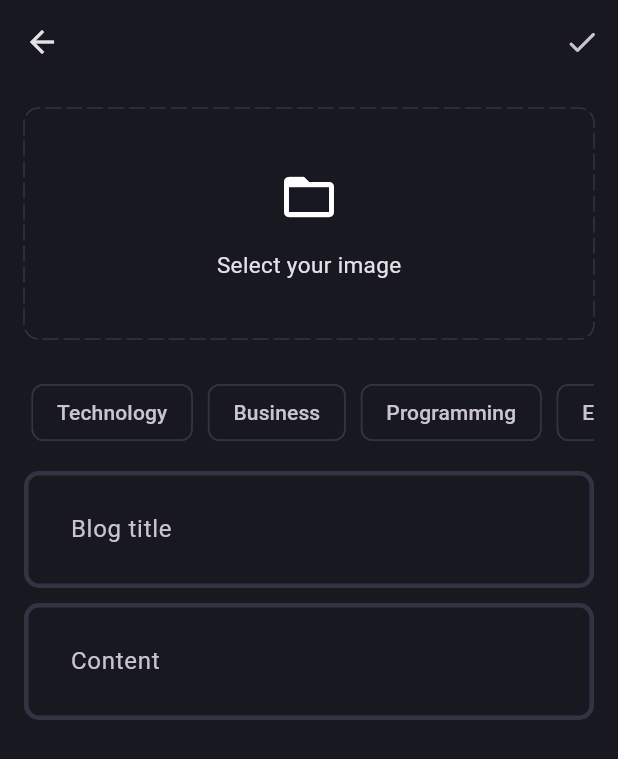
After one commit to bojiequintana/clean_architecture_app, a Flutter app: the AddNewBlogPage screen opened directly, on a phone screen of 412 x 824 dp. The commit adds this screen. Shown: the top 759 px of the screen. Run offline on Flutter 3.47's test engine with Material 3 defaults, Android fonts, the phone set to English and light mode, and no system bars; drawn by our look-alikes of dotted_border; our stand-ins replace flutter_bloc, fpdart, get_it, supabase_flutter; accounts and stored records are empty.

Commit message:
add new blog page ui

```diff
--- a/lib/core/theme/app_pallete.dart
+++ b/lib/core/theme/app_pallete.dart
@@ -1,7 +1,7 @@
 import 'package:flutter/material.dart';
 
 class AppPallete {
-  static const Color backgroundColor = Color.fromRGBO(242, 242, 245, 1);
+  static const Color backgroundColor = Color.fromRGBO(24, 24, 32, 1);
   static const Color gadient1 = Color.fromRGBO(187, 63, 221, 1);
   static const Color gradient2 = Color.fromRGBO(251, 109, 169, 1);
   static const Color gradient3 = Color.fromRGBO(255, 159, 124, 1);
--- a/lib/core/theme/theme.dart
+++ b/lib/core/theme/theme.dart
@@ -6,10 +6,14 @@ class AppTheme {
       borderRadius: BorderRadius.circular(10),
       borderSide: BorderSide(color: color, width: 3));
 
-  static final darkThemeMode = ThemeData.light().copyWith(
+  static final darkThemeMode = ThemeData.dark().copyWith(
       scaffoldBackgroundColor: AppPallete.backgroundColor,
       bottomNavigationBarTheme: const BottomNavigationBarThemeData(
           backgroundColor: AppPallete.backgroundColor),
+      chipTheme: const ChipThemeData(
+        color: WidgetStatePropertyAll(AppPallete.backgroundColor),
+        side: BorderSide.none,
+      ),
       appBarTheme:
           const AppBarTheme(backgroundColor: AppPallete.backgroundColor),
       inputDecorationTheme: InputDecorationTheme(
--- /dev/null
+++ b/lib/features/blog/data/datasources/blog_remote_data_source.dart
@@ -0,0 +1,39 @@
+import 'dart:io';
+
+import 'package:lending_app/core/error/exceptions.dart';
+import 'package:lending_app/features/blog/data/model/blog_model.dart';
+import 'package:supabase_flutter/supabase_flutter.dart';
+
+abstract interface class BlogRemoteDataSource {
+  Future<BlogModel> uploadBlog(BlogModel model);
+  Future<String> uploadBlogImage(
+      {required File image, required BlogModel blog});
+}
+
+class BlogRemoteDataSourceImpl implements BlogRemoteDataSource {
+  final SupabaseClient supabaseClient;
+
+  BlogRemoteDataSourceImpl(this.supabaseClient);
+
+  @override
+  Future<BlogModel> uploadBlog(BlogModel blog) async {
+    try {
+      final blogData =
+          await supabaseClient.from('blogs').insert(blog.toJson()).select();
+      return BlogModel.fromJson(blogData.first);
+    } catch (e) {
+      throw ServerException(e.toString());
+    }
+  }
+
+  @override
+  Future<String> uploadBlogImage(
+      {required File image, required BlogModel blog}) async {
+    try {
+      await supabaseClient.storage.from('blog_images').upload(blog.id, image);
+      return supabaseClient.storage.from('blog_images').getPublicUrl(blog.id);
+    } catch (e) {
+      throw ServerException(e.toString());
+    }
+  }
+}
--- /dev/null
+++ b/lib/features/blog/data/model/blog_model.dart
@@ -0,0 +1,56 @@
+import 'package:lending_app/features/blog/domain/entities/blog.dart';
+
+class BlogModel extends Blog {
+  BlogModel(
+      {required super.id,
+      required super.posterId,
+      required super.title,
+      required super.content,
+      required super.imageUrl,
+      required super.topics,
+      required super.updatedAt});
+
+  Map<String, dynamic> toJson() {
+    return <String, dynamic>{
+      'id': id,
+      'poster_id': posterId,
+      'title': title,
+      'content': content,
+      'image_url': imageUrl,
+      'topics': topics,
+      'updated_at': updatedAt.toIso8601String(),
+    };
+  }
+
+  factory BlogModel.fromJson(Map<String, dynamic> map) {
+    return BlogModel(
+      id: map['id'] as String,
+      posterId: ['poster_id'] as String,
+      title: map['title'] as String,
+      content: map['content'] as String,
+      imageUrl: ['image_url'] as String,
+      topics: List<String>.from((map['topics'] ?? [])),
+      updatedAt: DateTime.parse(map['updated_at']),
+    );
+  }
+
+  BlogModel copyWith({
+    String? id,
+    String? posterId,
+    String? title,
+    String? content,
+    String? imageUrl,
+    List<String>? topics,
+    DateTime? updatedAt,
+  }) {
+    return BlogModel(
+      id: id ?? this.id,
+      posterId: posterId ?? this.posterId,
+      title: title ?? this.title,
+      content: content ?? this.content,
+      imageUrl: imageUrl ?? this.imageUrl,
+      topics: topics ?? this.topics,
+      updatedAt: updatedAt ?? this.updatedAt,
+    );
+  }
+}
--- /dev/null
+++ b/lib/features/blog/data/repositories/blog_repository_impl.dart
@@ -0,0 +1,43 @@
+import 'dart:io';
+
+import 'package:fpdart/fpdart.dart';
+import 'package:lending_app/core/error/exceptions.dart';
+import 'package:lending_app/core/error/failure.dart';
+import 'package:lending_app/features/blog/data/datasources/blog_remote_data_source.dart';
+import 'package:lending_app/features/blog/data/model/blog_model.dart';
+import 'package:lending_app/features/blog/domain/entities/blog.dart';
+import 'package:lending_app/features/blog/domain/repositories/blog_repository.dart';
+import 'package:uuid/uuid.dart';
+
+class BlogRepositoryImpl implements BlogRepository {
+  final BlogRemoteDataSource blogRemoteDataSource;
+
+  BlogRepositoryImpl(this.blogRemoteDataSource);
+  @override
+  Future<Either<Failure, Blog>> uploadBlog(
+      {required File image,
+      required String title,
+      required String content,
+      required String posterId,
+      required List<String> topics}) async {
+    try {
+      BlogModel blogModel = BlogModel(
+          id: const Uuid().v1(),
+          posterId: posterId,
+          title: title,
+          content: content,
+          imageUrl: 'imageUrl',
+          topics: topics,
+          updatedAt: DateTime.now());
+
+      final imageUrl = await blogRemoteDataSource.uploadBlogImage(
+          image: image, blog: blogModel);
+      blogModel = blogModel.copyWith(imageUrl: imageUrl);
+
+      await blogRemoteDataSource.uploadBlog(blogModel);
+      return right(blogModel);
+    } on ServerException catch (e) {
+      return Left(Failure(e.message));
+    }
+  }
+}
--- /dev/null
+++ b/lib/features/blog/domain/entities/blog.dart
@@ -0,0 +1,51 @@
+// ignore_for_file: public_member_api_docs, sort_constructors_first
+class Blog {
+  final String id;
+  final String posterId;
+  final String title;
+  final String content;
+  final String imageUrl;
+  final List<String> topics;
+  final DateTime updatedAt;
+
+  Blog(
+      {required this.id,
+      required this.posterId,
+      required this.title,
+      required this.content,
+      required this.imageUrl,
+      required this.topics,
+      required this.updatedAt});
+
+  Map<String, dynamic> toMap() {
+    return <String, dynamic>{
+      'id': id,
+      'posterId': posterId,
+      'title': title,
+      'content': content,
+      'iamgeUrl': imageUrl,
+      'topics': topics,
+      'updatedAt': updatedAt.millisecondsSinceEpoch,
+    };
+  }
+
+  Blog copyWith({
+    String? id,
+    String? posterId,
+    String? title,
+    String? content,
+    String? imageUrl,
+    List<String>? topics,
+    DateTime? updatedAt,
+  }) {
+    return Blog(
+      id: id ?? this.id,
+      posterId: posterId ?? this.posterId,
+      title: title ?? this.title,
+      content: content ?? this.content,
+      imageUrl: imageUrl ?? this.imageUrl,
+      topics: topics ?? this.topics,
+      updatedAt: updatedAt ?? this.updatedAt,
+    );
+  }
+}
--- /dev/null
+++ b/lib/features/blog/domain/repositories/blog_repository.dart
@@ -0,0 +1,15 @@
+import 'dart:io';
+
+import 'package:fpdart/fpdart.dart';
+import 'package:lending_app/core/error/failure.dart';
+import 'package:lending_app/features/blog/domain/entities/blog.dart';
+
+abstract interface class BlogRepository {
+  Future<Either<Failure, Blog>> uploadBlog({
+    required File image,
+    required String title,
+    required String content,
+    required String posterId,
+    required List<String> topics,
+  });
+}
--- /dev/null
+++ b/lib/features/blog/domain/usecases/upload_blog_usecase.dart
@@ -0,0 +1,37 @@
+import 'dart:io';
+
+import 'package:fpdart/fpdart.dart';
+import 'package:lending_app/core/error/failure.dart';
+import 'package:lending_app/core/usecase/usecase.dart';
+import 'package:lending_app/features/blog/domain/entities/blog.dart';
+import 'package:lending_app/features/blog/domain/repositories/blog_repository.dart';
+
+class UploadBlogUsecase implements Usecase<Blog, UploadBlogParams> {
+  final BlogRepository blogRepository;
+
+  UploadBlogUsecase(this.blogRepository);
+  @override
+  Future<Either<Failure, Blog>> call(UploadBlogParams params) async {
+    return await blogRepository.uploadBlog(
+        image: params.image,
+        title: params.title,
+        content: params.content,
+        posterId: params.postedId,
+        topics: params.topics);
+  }
+}
+
+class UploadBlogParams {
+  final String postedId;
+  final String title;
+  final String content;
+  final File image;
+  final List<String> topics;
+
+  UploadBlogParams(
+      {required this.postedId,
+      required this.title,
+      required this.content,
+      required this.image,
+      required this.topics});
+}
--- /dev/null
+++ b/lib/features/blog/presentation/bloc/blog_bloc.dart
@@ -0,0 +1,18 @@
+import 'dart:io';
+
+import 'package:flutter/material.dart';
+import 'package:flutter_bloc/flutter_bloc.dart';
+import 'package:lending_app/features/blog/domain/usecases/upload_blog_usecase.dart';
+
+part 'blog_event.dart';
+part 'blog_state.dart';
+
+class BlogBloc extends Bloc<BlogEvent, BlogState> {
+  final UploadBlogUsecase uploadBlogUsecase;
+  BlogBloc(this.uploadBlogUsecase) : super(BlogInitial()) {
+    on<BlogEvent>((event, emit) => emit(BlogLoading()));
+    on<BlogUpload>((event, emit) {});
+  }
+
+  void _onBlogUpload(BlogUpload event, Emitter<BlogState> emit) async {}
+}
--- /dev/null
+++ b/lib/features/blog/presentation/bloc/blog_event.dart
@@ -0,0 +1,19 @@
+part of 'blog_bloc.dart';
+
+@immutable
+sealed class BlogEvent {}
+
+final class BlogUpload extends BlogEvent {
+  final String posterId;
+  final String title;
+  final String content;
+  final File image;
+  final List<String> topics;
+
+  BlogUpload(
+      {required this.posterId,
+      required this.title,
+      required this.content,
+      required this.image,
+      required this.topics});
+}
--- /dev/null
+++ b/lib/features/blog/presentation/pages/add_new_blog_page.dart
@@ -0,0 +1,119 @@
+import 'package:dotted_border/dotted_border.dart';
+import 'package:flutter/material.dart';
+import 'package:lending_app/core/theme/app_pallete.dart';
+import 'package:lending_app/features/blog/presentation/widgets/blog_editor.dart';
+
+class AddNewBlogPage extends StatefulWidget {
+  static route() =>
+      MaterialPageRoute(builder: (context) => const AddNewBlogPage());
+  const AddNewBlogPage({super.key});
+
+  @override
+  State<AddNewBlogPage> createState() => _AddNewBlogPageState();
+}
+
+class _AddNewBlogPageState extends State<AddNewBlogPage> {
+  final titleController = TextEditingController();
+  final contentController = TextEditingController();
+  List<String> selectedTopics = [];
+
+  @override
+  void dispose() {
+    super.dispose();
+    titleController.dispose();
+    contentController.dispose();
+  }
+
+  @override
+  Widget build(BuildContext context) {
+    return Scaffold(
+      appBar: AppBar(
+        actions: [
+          IconButton(
+              onPressed: () {},
+              icon: const Icon(
+                Icons.done_rounded,
+              ))
+        ],
+      ),
+      body: SingleChildScrollView(
+        child: Padding(
+          padding: const EdgeInsets.all(16.0),
+          child: Column(
+            children: [
+              DottedBorder(
+                  color: AppPallete.borderColor,
+                  dashPattern: const [10, 4],
+                  radius: const Radius.circular(10),
+                  borderType: BorderType.RRect,
+                  strokeCap: StrokeCap.round,
+                  child: const SizedBox(
+                    height: 150,
+                    width: double.infinity,
+                    child: Column(
+                      mainAxisAlignment: MainAxisAlignment.center,
+                      children: [
+                        Icon(
+                          Icons.folder_open,
+                          size: 40,
+                        ),
+                        SizedBox(
+                          height: 15,
+                        ),
+                        Text(
+                          "Select your image",
+                          style: TextStyle(fontSize: 15),
+                        )
+                      ],
+                    ),
+                  )),
+              const SizedBox(
+                height: 20.0,
+              ),
+              SingleChildScrollView(
+                scrollDirection: Axis.horizontal,
+                child: Row(
+                  children:
+                      ['Technology', 'Business', 'Programming', 'Entertainment']
+                          .map(
+                            (e) => Padding(
+                              padding: const EdgeInsets.all(5.0),
+                              child: GestureDetector(
+                                onTap: () {
+                                  if (selectedTopics.contains(e)) {
+                                    selectedTopics.remove(e);
+                                  } else {
+                                    selectedTopics.add(e);
+                                  }
+                                  setState(() {});
+                                },
+                                child: Chip(
+                                    color: selectedTopics.contains(e)
+                                        ? const WidgetStatePropertyAll(
+                                            AppPallete.gadient1)
+                                        : null,
+                                    label: Text(e),
+                                    side: selectedTopics.contains(e) ? null : const BorderSide(
+                                      color: AppPallete.borderColor,
+                                    )),
+                              ),
+                            ),
+                          )
+                          .toList(),
+                ),
+              ),
+              const SizedBox(
+                height: 10,
+              ),
+              BlogEditor(controller: titleController, hintText: 'Blog title'),
+              const SizedBox(
+                height: 10,
+              ),
+              BlogEditor(controller: contentController, hintText: 'Content'),
+            ],
+          ),
+        ),
+      ),
+    );
+  }
+}
--- /dev/null
+++ b/lib/features/blog/presentation/widgets/blog_editor.dart
@@ -0,0 +1,17 @@
+import 'package:flutter/material.dart';
+
+class BlogEditor extends StatelessWidget {
+  final TextEditingController controller;
+  final String hintText;
+  const BlogEditor(
+      {super.key, required this.controller, required this.hintText});
+
+  @override
+  Widget build(BuildContext context) {
+    return TextFormField(
+      controller: controller,
+      decoration: InputDecoration(hintText: hintText),
+      maxLines: null,
+    );
+  }
+}
--- a/lib/main.dart
+++ b/lib/main.dart
@@ -4,6 +4,7 @@ import 'package:lending_app/core/common/cubit/app_user_cubit.dart';
 import 'package:lending_app/core/theme/theme.dart';
 import 'package:lending_app/features/auth/presentation/bloc/auth_bloc.dart';
 import 'package:lending_app/features/auth/presentation/pages/login_page.dart';
+import 'package:lending_app/features/blog/presentation/pages/blog_page.dart';
 import 'package:lending_app/features/kyc/presentation/pages/dashboard.dart';
 import 'package:lending_app/init_dependencies.dart';
 
@@ -45,7 +46,7 @@ class _MyAppState extends State<MyApp> {
         },
         builder: (context, isLoggedIn) {
           if (isLoggedIn) {
-            return const Dashboard();
+            return const BlogPage();
           }
           return const LoginPage();
         },
--- a/pubspec.yaml
+++ b/pubspec.yaml
@@ -39,6 +39,9 @@ dependencies:
   supabase_flutter: ^2.6.0
   flutter_bloc: ^8.1.6
   get_it: ^7.7.0
+  uuid: ^4.5.1
+  dotted_border: ^2.1.0
+  image_picker: ^1.1.2
 
 dev_dependencies:
   flutter_test:
```
Also changed, not shown: lib/features/blog/presentation/bloc/blog_state.dart (added, +15 -0 lines), lib/features/blog/presentation/pages/blog_page.dart (added, +25 -0 lines), pubspec.lock, 5 other files.
